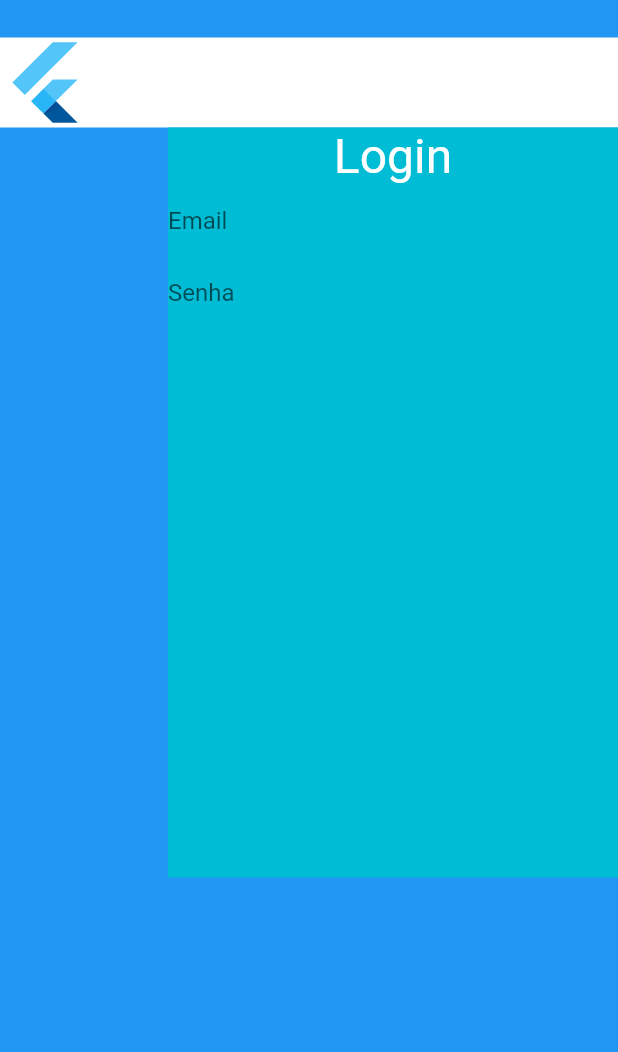
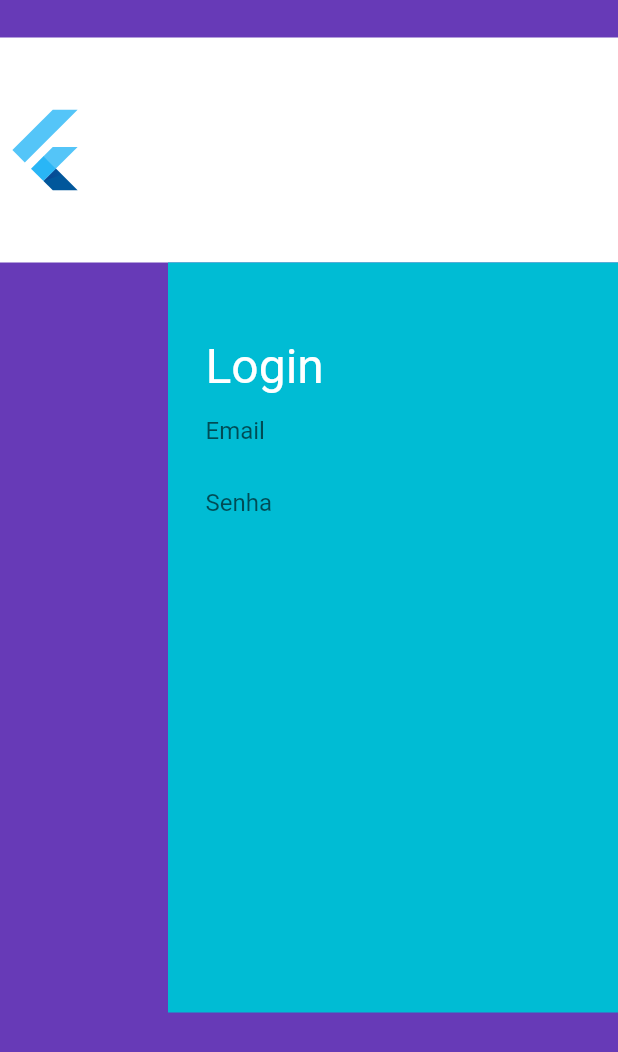
Before and after one commit to GaldinoJr/find_my_dog, a Flutter app: the screen it shows after launch, on a phone screen of 412 x 824 dp. Shown: the top 1052 px of the screen. Run offline on Flutter 3.47's test engine with Material 2 defaults, Android fonts, the phone set to English and light mode, and no system bars.

Commit message:
Melhorias no layout

```diff
--- a/lib/main.dart
+++ b/lib/main.dart
@@ -31,15 +31,16 @@ class _MyHomePageState extends State<MyHomePage> {
     return Scaffold(
         body:
         Container(
-            color: Colors.blue,
+            color: Colors.deepPurple,
             child:
             Column(
               children: [
                 Container(
-                  alignment: Alignment.topLeft,
+                  alignment: Alignment.centerLeft,
                   margin: new EdgeInsets.only(
                       top: 25.0
                   ),
+                  height: 150,
                   color: Colors.white,
                   child: FlutterLogo(
                     size: 60.0,
@@ -52,15 +53,22 @@ class _MyHomePageState extends State<MyHomePage> {
                       width: 300,
                       height: 500,
                       color: Colors.cyan,
+                      padding: new EdgeInsets.only(
+                        top: 50,
+                        left: 25
+                      ),
                       child: Column(
                         children: <Widget>[
-                          Text(
-                            Strings.of(context).login,
-                            style: TextStyle(
-                                fontSize: 32.0,
-                                color: Colors.white),
+                          Align(
+                            alignment: Alignment.topLeft,
+                            child: Text(
+                              Strings.of(context).login,
+                              style: TextStyle(
+                                  fontSize: 32.0,
+                                  color: Colors.white),
+
+                            )
                           ),
-
                           TextField(
                             decoration: InputDecoration(
                                 border: InputBorder.none,
```
